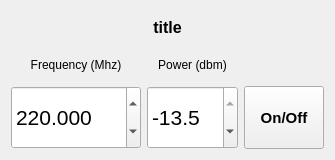
First picture: the form in lattice/clients/qtui/powerfreqspin.ui, repository HaeffnerLab/HaeffnerLabLattice, before the edit.
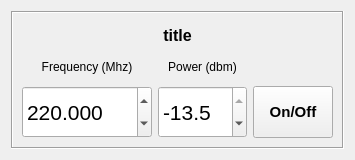
Second picture: the form after the edit.

```diff
--- a/lattice/clients/qtui/powerfreqspin.ui
+++ b/lattice/clients/qtui/powerfreqspin.ui
@@ -21,6 +21,13 @@
   </property>
   <layout class="QVBoxLayout" name="verticalLayout">
    <item>
+    <widget class="QFrame" name="frame">
+     <property name="frameShape">
+      <enum>QFrame::Box</enum>
+     </property>
+     <property name="frameShadow">
+      <enum>QFrame::Sunken</enum>
+     </property>
     <layout class="QGridLayout" name="gridLayout" rowstretch="1,1,2" columnstretch="2,2,1" columnminimumwidth="130,80,10">
      <property name="sizeConstraint">
       <enum>QLayout::SetDefaultConstraint</enum>
@@ -188,6 +195,7 @@
       </widget>
      </item>
     </layout>
+    </widget>
    </item>
   </layout>
  </widget>
```
Lines whose indentation alone changed are shown as unchanged.
